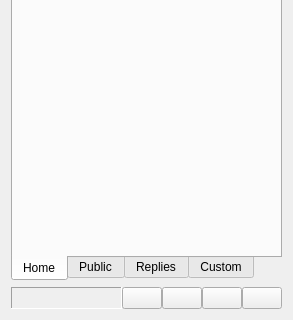
Before: the Qt Designer form src/MainWindow.ui in asolfre/qwit, drawn with Qt 5; both pictures show x 0 to 293 and y 215 to 535 of the 293 by 535 pixel window.
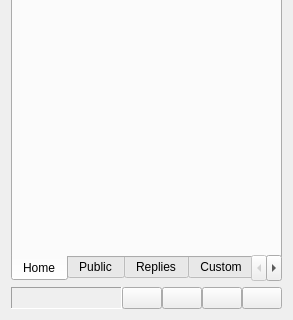
After: the same form once the commit is applied. Icons and pictures are not drawn.

What changed in the file:
```diff
--- a/src/MainWindow.ui
+++ b/src/MainWindow.ui
@@ -283,6 +283,14 @@
          </item>
         </layout>
        </widget>
+       <widget class="QWidget" name="inputTab" >
+        <attribute name="title" >
+         <string>Input</string>
+        </attribute>
+        <attribute name="toolTip" >
+         <string>Input to you</string>
+        </attribute>
+       </widget>
       </widget>
      </item>
      <item>
```
Left out of the diff: 2 changed lines with no effect on the pictures.
